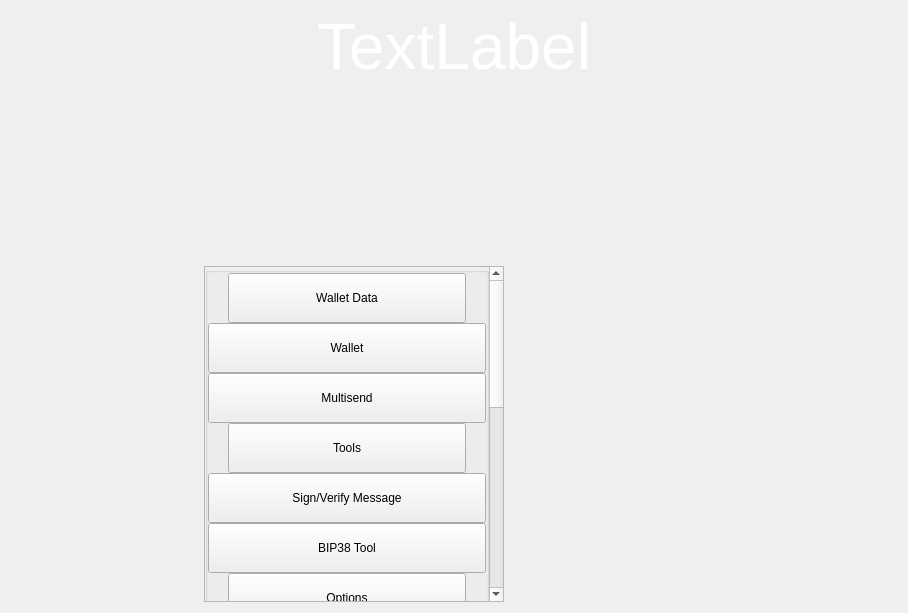
eons-finance/ALQO, file src/qt/settings/forms/settingswidget.ui: the form before one commit.
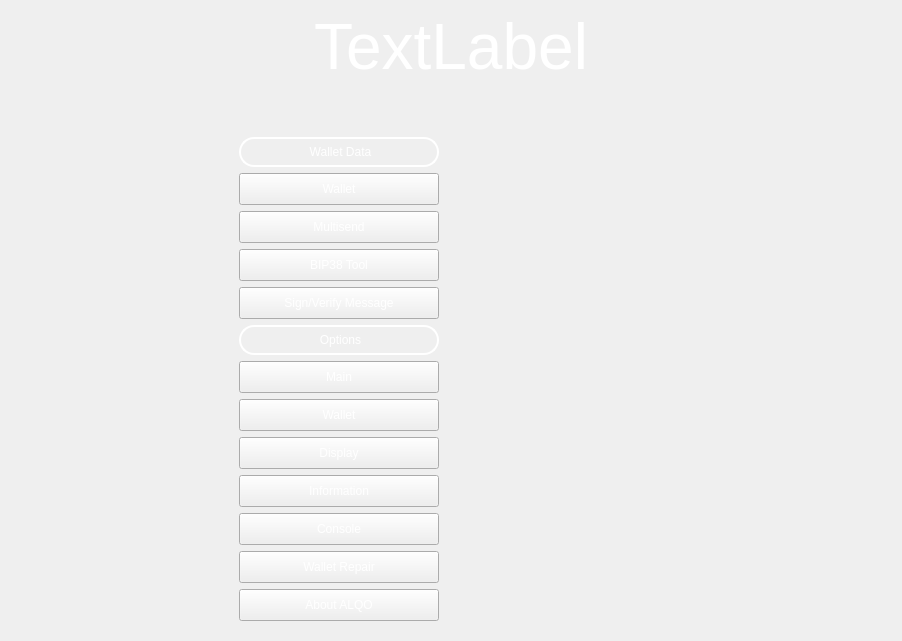
The form after the commit.

The edit to the form file:
```diff
--- a/src/qt/settings/forms/settingswidget.ui
+++ b/src/qt/settings/forms/settingswidget.ui
@@ -6,14 +6,14 @@
    <rect>
     <x>0</x>
     <y>0</y>
-    <width>908</width>
-    <height>613</height>
+    <width>902</width>
+    <height>641</height>
    </rect>
   </property>
   <property name="windowTitle">
    <string>Form</string>
   </property>
-  <layout class="QVBoxLayout" name="verticalLayout_10">
+  <layout class="QVBoxLayout" name="verticalLayout_3">
    <item>
     <layout class="QVBoxLayout" name="verticalLayout">
      <item>
@@ -85,119 +85,23 @@
         </spacer>
        </item>
        <item>
-        <layout class="QVBoxLayout" name="verticalLayout_9">
-         <item>
-          <widget class="QScrollArea" name="scrollArea">
-           <property name="sizePolicy">
-            <sizepolicy hsizetype="Expanding" vsizetype="Minimum">
-             <horstretch>0</horstretch>
-             <verstretch>0</verstretch>
-            </sizepolicy>
-           </property>
-           <property name="minimumSize">
-            <size>
-             <width>300</width>
-             <height>0</height>
-            </size>
-           </property>
+        <widget class="QFrame" name="verticalFrame">
            <property name="styleSheet">
-            <string notr="true"/>
-           </property>
-           <property name="horizontalScrollBarPolicy">
-            <enum>Qt::ScrollBarAlwaysOff</enum>
-           </property>
-           <property name="sizeAdjustPolicy">
-            <enum>QAbstractScrollArea::AdjustIgnored</enum>
-           </property>
-           <property name="widgetResizable">
-            <bool>true</bool>
-           </property>
-           <property name="alignment">
-            <set>Qt::AlignLeading|Qt::AlignLeft|Qt::AlignTop</set>
-           </property>
-           <widget class="QWidget" name="scrollAreaWidgetContents">
-            <property name="geometry">
-             <rect>
-              <x>0</x>
-              <y>0</y>
-              <width>284</width>
-              <height>839</height>
-             </rect>
-            </property>
-            <property name="sizePolicy">
-             <sizepolicy hsizetype="Preferred" vsizetype="Minimum">
-              <horstretch>0</horstretch>
-              <verstretch>0</verstretch>
-             </sizepolicy>
-            </property>
-            <property name="autoFillBackground">
-             <bool>true</bool>
-            </property>
-            <layout class="QVBoxLayout" name="verticalLayout_3">
-             <property name="spacing">
-              <number>0</number>
-             </property>
-             <property name="sizeConstraint">
-              <enum>QLayout::SetDefaultConstraint</enum>
-             </property>
-             <property name="leftMargin">
-              <number>0</number>
-             </property>
-             <property name="topMargin">
-              <number>0</number>
-             </property>
-             <property name="rightMargin">
-              <number>0</number>
-             </property>
-             <property name="bottomMargin">
-              <number>0</number>
-             </property>
+          <string notr="true">QLabel{ border: 2px solid white; border-radius: 15px; background-color: transparent; color:white;}QPushButton{color:white; text-align:center;}</string>
+         </property>
+         <layout class="QVBoxLayout" name="verticalLayout_10">
              <item>
-              <layout class="QVBoxLayout" name="verticalLayout_4">
-               <item>
-                <widget class="QGroupBox" name="groupBox">
+           <widget class="QLabel" name="label">
                  <property name="sizePolicy">
-                  <sizepolicy hsizetype="MinimumExpanding" vsizetype="Minimum">
+             <sizepolicy hsizetype="Preferred" vsizetype="MinimumExpanding">
                    <horstretch>0</horstretch>
                    <verstretch>0</verstretch>
                   </sizepolicy>
                  </property>
-                 <property name="title">
-                  <string/>
-                 </property>
-                 <layout class="QVBoxLayout" name="verticalLayout_5">
-                  <property name="spacing">
-                   <number>0</number>
-                  </property>
-                  <property name="leftMargin">
-                   <number>0</number>
-                  </property>
-                  <property name="topMargin">
-                   <number>0</number>
-                  </property>
-                  <property name="rightMargin">
-                   <number>0</number>
-                  </property>
-                  <property name="bottomMargin">
-                   <number>0</number>
-                  </property>
-                  <item>
-                   <layout class="QHBoxLayout" name="horizontalLayout_2">
-                    <property name="spacing">
-                     <number>0</number>
-                    </property>
-                    <property name="leftMargin">
-                     <number>20</number>
-                    </property>
-                    <property name="rightMargin">
-                     <number>20</number>
-                    </property>
-                    <item alignment="Qt::AlignTop">
-                     <widget class="QPushButton" name="pushButtonFile">
                       <property name="minimumSize">
                        <size>
                         <width>0</width>
-                        <height>50</height>
+              <height>30</height>
                        </size>
                       </property>
                       <property name="maximumSize">
@@ -206,49 +110,32 @@
                         <height>50</height>
                        </size>
                       </property>
+            <property name="styleSheet">
+             <string notr="true">text-align:center;</string>
+            </property>
                       <property name="text">
-                       <string>Wallet Data</string>
-                      </property>
-                      <property name="checkable">
-                       <bool>true</bool>
-                      </property>
-                      <property name="autoExclusive">
-                       <bool>false</bool>
+             <string>&lt;html&gt;&lt;head/&gt;&lt;body&gt;&lt;p align=&quot;center&quot;&gt;Wallet Data&lt;/p&gt;&lt;/body&gt;&lt;/html&gt;</string>
                       </property>
                      </widget>
                     </item>
-                   </layout>
-                  </item>
                   <item>
-                   <widget class="QWidget" name="fileButtonsWidget" native="true">
-                    <layout class="QVBoxLayout" name="verticalLayout_6">
-                     <property name="spacing">
-                      <number>0</number>
-                     </property>
-                     <property name="leftMargin">
-                      <number>0</number>
-                     </property>
-                     <property name="topMargin">
-                      <number>0</number>
-                     </property>
-                     <property name="rightMargin">
-                      <number>0</number>
-                     </property>
-                     <property name="bottomMargin">
-                      <number>0</number>
-                     </property>
-                     <item>
-                      <widget class="QPushButton" name="pushButtonFile2">
+           <widget class="QPushButton" name="pushButtonBackup">
+            <property name="sizePolicy">
+             <sizepolicy hsizetype="MinimumExpanding" vsizetype="Fixed">
+              <horstretch>0</horstretch>
+              <verstretch>0</verstretch>
+             </sizepolicy>
+            </property>
                        <property name="minimumSize">
                         <size>
                          <width>0</width>
-                         <height>50</height>
+              <height>32</height>
                         </size>
                        </property>
                        <property name="maximumSize">
                         <size>
                          <width>16777215</width>
-                         <height>50</height>
+              <height>32</height>
                         </size>
                        </property>
                        <property name="text">
@@ -263,17 +150,23 @@
                       </widget>
                      </item>
                      <item>
-                      <widget class="QPushButton" name="pushButtonFile3">
+           <widget class="QPushButton" name="pushButtonMultisend">
+            <property name="sizePolicy">
+             <sizepolicy hsizetype="MinimumExpanding" vsizetype="Fixed">
+              <horstretch>0</horstretch>
+              <verstretch>0</verstretch>
+             </sizepolicy>
+            </property>
                        <property name="minimumSize">
                         <size>
                          <width>0</width>
-                         <height>50</height>
+              <height>32</height>
                         </size>
                        </property>
                        <property name="maximumSize">
                         <size>
                          <width>16777215</width>
-                         <height>50</height>
+              <height>32</height>
                         </size>
                        </property>
                        <property name="text">
@@ -287,102 +180,24 @@
                        </property>
                       </widget>
                      </item>
-                    </layout>
-                   </widget>
-                  </item>
                   <item>
-                   <layout class="QHBoxLayout" name="horizontalLayout_3">
-                    <property name="spacing">
-                     <number>0</number>
-                    </property>
-                    <property name="leftMargin">
-                     <number>20</number>
-                    </property>
-                    <property name="rightMargin">
-                     <number>20</number>
-                    </property>
-                    <item alignment="Qt::AlignTop">
-                     <widget class="QPushButton" name="pushButtonConfiguration">
+           <widget class="QPushButton" name="pushButtonBip38">
+            <property name="sizePolicy">
+             <sizepolicy hsizetype="MinimumExpanding" vsizetype="Fixed">
+              <horstretch>0</horstretch>
+              <verstretch>0</verstretch>
+             </sizepolicy>
+            </property>
                       <property name="minimumSize">
                        <size>
                         <width>0</width>
-                        <height>50</height>
+              <height>32</height>
                        </size>
                       </property>
                       <property name="maximumSize">
                        <size>
                         <width>16777215</width>
-                        <height>50</height>
-                       </size>
-                      </property>
-                      <property name="text">
-                       <string>Tools</string>
-                      </property>
-                      <property name="checkable">
-                       <bool>true</bool>
-                      </property>
-                      <property name="autoExclusive">
-                       <bool>false</bool>
-                      </property>
-                     </widget>
-                    </item>
-                   </layout>
-                  </item>
-                  <item>
-                   <widget class="QWidget" name="configurationButtonsWidget" native="true">
-                    <layout class="QVBoxLayout" name="verticalLayout_7">
-                     <property name="spacing">
-                      <number>0</number>
-                     </property>
-                     <property name="leftMargin">
-                      <number>0</number>
-                     </property>
-                     <property name="topMargin">
-                      <number>0</number>
-                     </property>
-                     <property name="rightMargin">
-                      <number>0</number>
-                     </property>
-                     <property name="bottomMargin">
-                      <number>0</number>
-                     </property>
-                     <item>
-                      <widget class="QPushButton" name="pushButtonConfiguration4">
-                       <property name="minimumSize">
-                        <size>
-                         <width>0</width>
-                         <height>50</height>
-                        </size>
-                       </property>
-                       <property name="maximumSize">
-                        <size>
-                         <width>16777215</width>
-                         <height>50</height>
-                        </size>
-                       </property>
-                       <property name="text">
-                        <string>Sign/Verify Message</string>
-                       </property>
-                       <property name="checkable">
-                        <bool>true</bool>
-                       </property>
-                       <property name="autoExclusive">
-                        <bool>false</bool>
-                       </property>
-                      </widget>
-                     </item>
-                     <item>
-                      <widget class="QPushButton" name="pushButtonConfiguration3">
-                       <property name="minimumSize">
-                        <size>
-                         <width>0</width>
-                         <height>50</height>
-                        </size>
-                       </property>
-                       <property name="maximumSize">
-                        <size>
-                         <width>16777215</width>
-                         <height>50</height>
+              <height>32</height>
                         </size>
                        </property>
                        <property name="text">
@@ -396,36 +211,28 @@
                        </property>
                       </widget>
                      </item>
-                    </layout>
-                   </widget>
-                  </item>
                   <item>
-                   <layout class="QHBoxLayout" name="horizontalLayout_4">
-                    <property name="spacing">
-                     <number>0</number>
-                    </property>
-                    <property name="leftMargin">
-                     <number>20</number>
-                    </property>
-                    <property name="rightMargin">
-                     <number>20</number>
-                    </property>
-                    <item alignment="Qt::AlignTop">
-                     <widget class="QPushButton" name="pushButtonOptions">
+           <widget class="QPushButton" name="pushButtonSignVerify">
+            <property name="sizePolicy">
+             <sizepolicy hsizetype="MinimumExpanding" vsizetype="Fixed">
+              <horstretch>0</horstretch>
+              <verstretch>0</verstretch>
+             </sizepolicy>
+            </property>
                       <property name="minimumSize">
                        <size>
                         <width>0</width>
-                        <height>50</height>
+              <height>32</height>
                        </size>
                       </property>
                       <property name="maximumSize">
                        <size>
                         <width>16777215</width>
-                        <height>50</height>
+              <height>32</height>
                        </size>
                       </property>
                       <property name="text">
-                       <string>Options</string>
+             <string>Sign/Verify Message</string>
                       </property>
                       <property name="checkable">
                        <bool>true</bool>
@@ -435,38 +242,52 @@
                       </property>
                      </widget>
                     </item>
-                   </layout>
+          <item>
+           <widget class="QLabel" name="label_2">
+            <property name="sizePolicy">
+             <sizepolicy hsizetype="Preferred" vsizetype="MinimumExpanding">
+              <horstretch>0</horstretch>
+              <verstretch>0</verstretch>
+             </sizepolicy>
+            </property>
+            <property name="minimumSize">
+             <size>
+              <width>0</width>
+              <height>30</height>
+             </size>
+            </property>
+            <property name="maximumSize">
+             <size>
+              <width>16777215</width>
+              <height>50</height>
+             </size>
+            </property>
+            <property name="styleSheet">
+             <string notr="true">text-align:center;</string>
+            </property>
+            <property name="text">
+             <string>&lt;html&gt;&lt;head/&gt;&lt;body&gt;&lt;p align=&quot;center&quot;&gt;Options&lt;/p&gt;&lt;/body&gt;&lt;/html&gt;</string>
+            </property>
+           </widget>
                   </item>
                   <item>
-                   <widget class="QWidget" name="optionsButtonsWidget" native="true">
-                    <layout class="QVBoxLayout" name="verticalLayout_8">
-                     <property name="spacing">
-                      <number>0</number>
-                     </property>
-                     <property name="leftMargin">
-                      <number>0</number>
-                     </property>
-                     <property name="topMargin">
-                      <number>0</number>
-                     </property>
-                     <property name="rightMargin">
-                      <number>0</number>
-                     </property>
-                     <property name="bottomMargin">
-                      <number>0</number>
-                     </property>
-                     <item>
-                      <widget class="QPushButton" name="pushButtonOptions1">
+           <widget class="QPushButton" name="pushButtonMain">
+            <property name="sizePolicy">
+             <sizepolicy hsizetype="MinimumExpanding" vsizetype="Fixed">
+              <horstretch>0</horstretch>
+              <verstretch>0</verstretch>
+             </sizepolicy>
+            </property>
                        <property name="minimumSize">
                         <size>
                          <width>0</width>
-                         <height>50</height>
+              <height>32</height>
                         </size>
                        </property>
                        <property name="maximumSize">
                         <size>
                          <width>16777215</width>
-                         <height>50</height>
+              <height>32</height>
                         </size>
                        </property>
                        <property name="text">
@@ -484,17 +305,23 @@
                       </widget>
                      </item>
                      <item>
-                      <widget class="QPushButton" name="pushButtonOptions2">
+           <widget class="QPushButton" name="pushButtonWallet">
+            <property name="sizePolicy">
+             <sizepolicy hsizetype="MinimumExpanding" vsizetype="Fixed">
+              <horstretch>0</horstretch>
+              <verstretch>0</verstretch>
+             </sizepolicy>
+            </property>
                        <property name="minimumSize">
                         <size>
                          <width>0</width>
-                         <height>50</height>
+              <height>32</height>
                         </size>
                        </property>
                        <property name="maximumSize">
                         <size>
                          <width>16777215</width>
-                         <height>50</height>
+              <height>32</height>
                         </size>
                        </property>
                        <property name="text">
@@ -509,17 +336,23 @@
                       </widget>
                      </item>
                      <item>
-                      <widget class="QPushButton" name="pushButtonOptions5">
+           <widget class="QPushButton" name="pushButtonDisplay">
+            <property name="sizePolicy">
+             <sizepolicy hsizetype="MinimumExpanding" vsizetype="Fixed">
+              <horstretch>0</horstretch>
+              <verstretch>0</verstretch>
+             </sizepolicy>
+            </property>
                        <property name="minimumSize">
                         <size>
                          <width>0</width>
-                         <height>50</height>
+              <height>32</height>
                         </size>
                        </property>
                        <property name="maximumSize">
                         <size>
                          <width>16777215</width>
-                         <height>50</height>
+              <height>32</height>
                         </size>
                        </property>
                        <property name="text">
@@ -533,77 +366,24 @@
                        </property>
                       </widget>
                      </item>
-                    </layout>
-                   </widget>
-                  </item>
                   <item>
-                   <layout class="QHBoxLayout" name="horizontalTools">
-                    <property name="spacing">
-                     <number>0</number>
-                    </property>
-                    <property name="leftMargin">
-                     <number>20</number>
-                    </property>
-                    <property name="rightMargin">
-                     <number>20</number>
-                    </property>
-                    <item alignment="Qt::AlignTop">
-                     <widget class="QPushButton" name="pushButtonTools">
+           <widget class="QPushButton" name="pushButtonInformation">
+            <property name="sizePolicy">
+             <sizepolicy hsizetype="MinimumExpanding" vsizetype="Fixed">
+              <horstretch>0</horstretch>
+              <verstretch>0</verstretch>
+             </sizepolicy>
+            </property>
                       <property name="minimumSize">
                        <size>
                         <width>0</width>
-                        <height>50</height>
+              <height>32</height>
                        </size>
                       </property>
                       <property name="maximumSize">
                        <size>
                         <width>16777215</width>
-                        <height>50</height>
-                       </size>
-                      </property>
-                      <property name="text">
-                       <string>Debug</string>
-                      </property>
-                      <property name="checkable">
-                       <bool>true</bool>
-                      </property>
-                      <property name="autoExclusive">
-                       <bool>false</bool>
-                      </property>
-                     </widget>
-                    </item>
-                   </layout>
-                  </item>
-                  <item>
-                   <widget class="QWidget" name="toolsButtonsWidget" native="true">
-                    <layout class="QVBoxLayout" name="verticalTools_11">
-                     <property name="spacing">
-                      <number>0</number>
-                     </property>
-                     <property name="leftMargin">
-                      <number>0</number>
-                     </property>
-                     <property name="topMargin">
-                      <number>0</number>
-                     </property>
-                     <property name="rightMargin">
-                      <number>0</number>
-                     </property>
-                     <property name="bottomMargin">
-                      <number>0</number>
-                     </property>
-                     <item>
-                      <widget class="QPushButton" name="pushButtonTools1">
-                       <property name="minimumSize">
-                        <size>
-                         <width>0</width>
-                         <height>50</height>
-                        </size>
-                       </property>
-                       <property name="maximumSize">
-                        <size>
-                         <width>16777215</width>
-                         <height>50</height>
+              <height>32</height>
                         </size>
                        </property>
                        <property name="text">
@@ -621,17 +401,23 @@
                       </widget>
                      </item>
                      <item>
-                      <widget class="QPushButton" name="pushButtonTools2">
+           <widget class="QPushButton" name="pushButtonConsole">
+            <property name="sizePolicy">
+             <sizepolicy hsizetype="MinimumExpanding" vsizetype="Fixed">
+              <horstretch>0</horstretch>
+              <verstretch>0</verstretch>
+             </sizepolicy>
+            </property>
                        <property name="minimumSize">
                         <size>
                          <width>0</width>
-                         <height>50</height>
+              <height>32</height>
                         </size>
                        </property>
                        <property name="maximumSize">
                         <size>
                          <width>16777215</width>
-                         <height>50</height>
+              <height>32</height>
                         </size>
                        </property>
                        <property name="text">
@@ -646,17 +432,23 @@
                       </widget>
                      </item>
                      <item>
-                      <widget class="QPushButton" name="pushButtonTools5">
+           <widget class="QPushButton" name="pushButtonRepair">
+            <property name="sizePolicy">
+             <sizepolicy hsizetype="MinimumExpanding" vsizetype="Fixed">
+              <horstretch>0</horstretch>
+              <verstretch>0</verstretch>
+             </sizepolicy>
+            </property>
                        <property name="minimumSize">
                         <size>
                          <width>0</width>
-                         <height>50</height>
+              <height>32</height>
                         </size>
                        </property>
                        <property name="maximumSize">
                         <size>
                          <width>16777215</width>
-                         <height>50</height>
+              <height>32</height>
                         </size>
                        </property>
                        <property name="text">
@@ -670,77 +462,24 @@
                        </property>
                       </widget>
                      </item>
-                    </layout>
-                   </widget>
-                  </item>
                   <item>
-                   <layout class="QHBoxLayout" name="horizontalHelp">
-                    <property name="spacing">
-                     <number>0</number>
-                    </property>
-                    <property name="leftMargin">
-                     <number>20</number>
-                    </property>
-                    <property name="rightMargin">
-                     <number>20</number>
-                    </property>
-                    <item alignment="Qt::AlignTop">
                      <widget class="QPushButton" name="pushButtonHelp">
-                      <property name="minimumSize">
-                       <size>
-                        <width>0</width>
-                        <height>50</height>
-                       </size>
-                      </property>
-                      <property name="maximumSize">
-                       <size>
-                        <width>16777215</width>
-                        <height>50</height>
-                       </size>
-                      </property>
-                      <property name="text">
-                       <string>Help</string>
-                      </property>
-                      <property name="checkable">
-                       <bool>true</bool>
-                      </property>
-                      <property name="autoExclusive">
-                       <bool>false</bool>
-                      </property>
-                     </widget>
-                    </item>
-                   </layout>
-                  </item>
-                  <item>
-                   <widget class="QWidget" name="helpButtonsWidget" native="true">
-                    <layout class="QVBoxLayout" name="verticalHelp">
-                     <property name="spacing">
-                      <number>0</number>
-                     </property>
-                     <property name="leftMargin">
-                      <number>0</number>
-                     </property>
-                     <property name="topMargin">
-                      <number>0</number>
-                     </property>
-                     <property name="rightMargin">
-                      <number>0</number>
-                     </property>
-                     <property name="bottomMargin">
-                      <number>0</number>
-                     </property>
-                     <item>
-                      <widget class="QPushButton" name="pushButtonHelp1">
+            <property name="sizePolicy">
+             <sizepolicy hsizetype="MinimumExpanding" vsizetype="Fixed">
+              <horstretch>0</horstretch>
+              <verstretch>0</verstretch>
+             </sizepolicy>
+            </property>
                        <property name="minimumSize">
                         <size>
                          <width>0</width>
-                         <height>50</height>
+              <height>32</height>
                         </size>
                        </property>
                        <property name="maximumSize">
                         <size>
                          <width>16777215</width>
-                         <height>50</height>
+              <height>32</height>
                         </size>
                        </property>
                        <property name="text">
@@ -756,17 +495,6 @@
                      </item>
                     </layout>
                    </widget>
-                  </item>
-                 </layout>
-                </widget>
-               </item>
-              </layout>
-             </item>
-            </layout>
-           </widget>
-          </widget>
-         </item>
-        </layout>
        </item>
        <item>
         <layout class="QVBoxLayout" name="verticalLayout_2">
```
Lines whose indentation alone changed are shown as unchanged.
